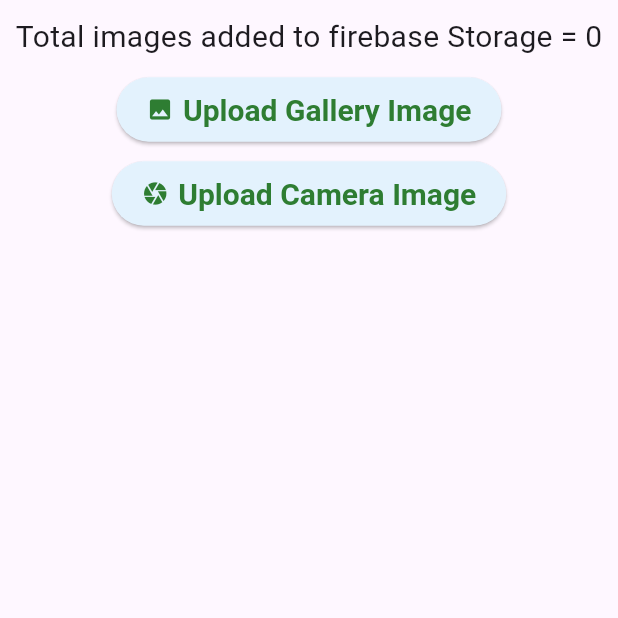
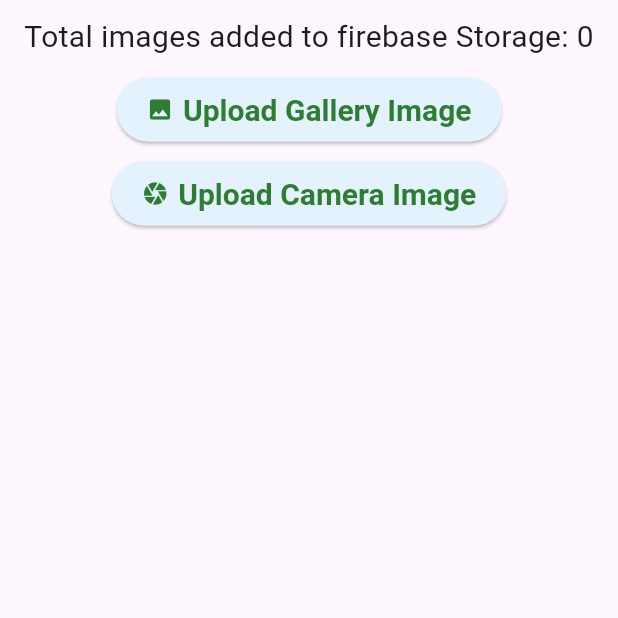
Before and after one commit to anup30/app01_firebase, a Flutter app: the screen it shows after launch, on a phone screen of 412 x 824 dp, the top half of it. Run offline on Flutter 3.47's test engine with Material 3 defaults, Android fonts, the phone set to English and light mode, and no system bars; our stand-ins replace cloud_firestore, firebase_core, firebase_storage, image_picker; accounts and stored records are empty.

Commit message:
commit 2.2 assignment

```diff
--- a/lib/upload_image_screen.dart
+++ b/lib/upload_image_screen.dart
@@ -70,7 +70,7 @@ class _UploadImageScreenState extends State<UploadImageScreen> {
           crossAxisAlignment: CrossAxisAlignment.center,
           children: [
             const SizedBox(height: 10,),
-            _isLoading==false? Text("Total images added to firebase Storage = ${urlImageList.length}",style: const TextStyle(fontSize: 20),):
+            _isLoading==false? Text("Total images added to firebase Storage: ${urlImageList.length}",style: const TextStyle(fontSize: 20),):
             const Center(
               child: SizedBox(
                 height: 30,width: 30,
```
